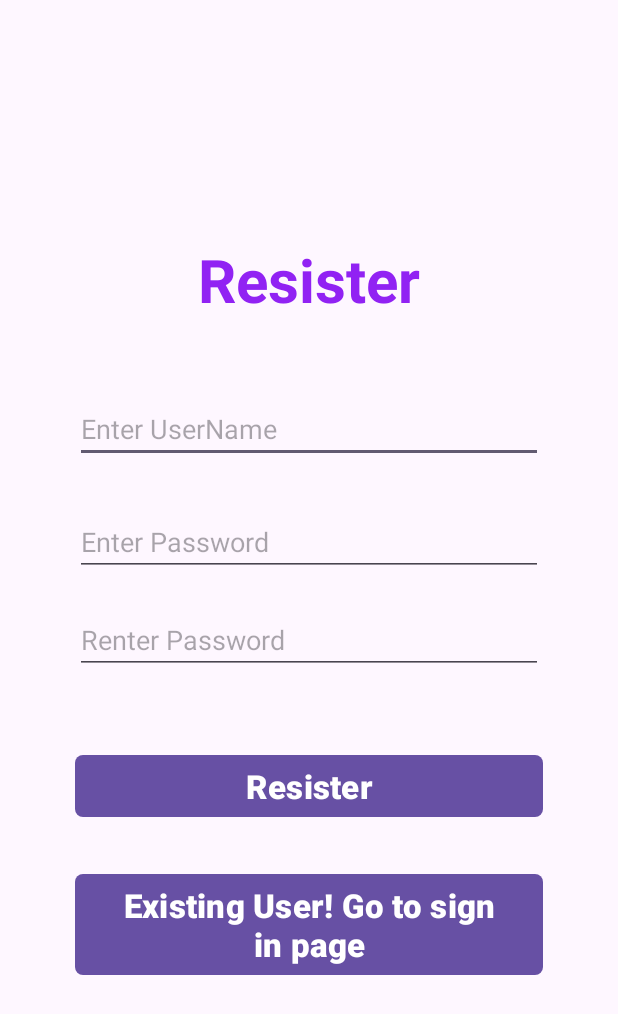
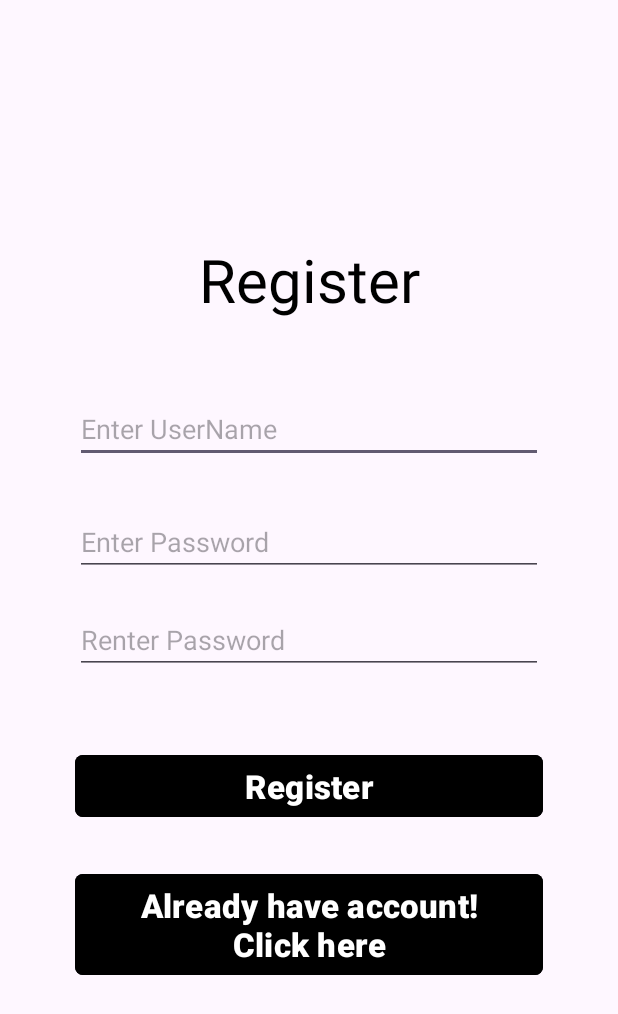
Before and after one commit to samarthjagalpur/Calculater, an Android app: the screen it shows after launch (loginpage), on a phone screen of 412 x 824 dp. Shown: the top 1014 px of the screen. Run offline under Robolectric (Android 15) with nearby library versions, the light colour scheme and no system bars.

Commit message:
Initial Commit

```diff
--- a/app/src/main/res/layout/activity_loginpage.xml
+++ b/app/src/main/res/layout/activity_loginpage.xml
@@ -12,12 +12,13 @@
         android:id="@+id/textView"
         android:layout_width="match_parent"
         android:layout_height="wrap_content"
-        android:text="Resister"
+        android:text="Register"
         android:textSize="40dp"
+        android:fontFamily="sans-serif-thin"
         android:textStyle="bold"
         android:textAlignment="center"
         android:layout_marginTop="-10dp"
-        android:textColor="#9122F3"/>
+        android:textColor="@color/black"/>
 
     <EditText
         android:id="@+id/username"
@@ -58,11 +59,12 @@
         android:id="@+id/buttonresister"
         android:layout_width="match_parent"
         android:layout_height="wrap_content"
-        android:text="Resister"
+        android:text="Register"
         android:layout_marginTop="50dp"
         android:layout_marginRight="50dp"
         android:layout_marginLeft="50dp"
         android:textSize="22dp"
+        android:backgroundTint="@color/black"
         android:textStyle="bold"
         app:cornerRadius="5dp"
         />
@@ -74,8 +76,8 @@
         android:layout_marginLeft="50dp"
         android:layout_marginTop="30dp"
         android:layout_marginRight="50dp"
-
-        android:text="Existing User! Go to sign in page"
+        android:backgroundTint="@color/black"
+        android:text="Already have account! Click here"
         android:textSize="22dp"
         android:textStyle="bold"
         app:cornerRadius="5dp" />
```
Also changed, not shown: app/src/main/res/layout/activity_login.xml (+12 -2 lines), app/src/main/res/drawable/login1.png (added).
